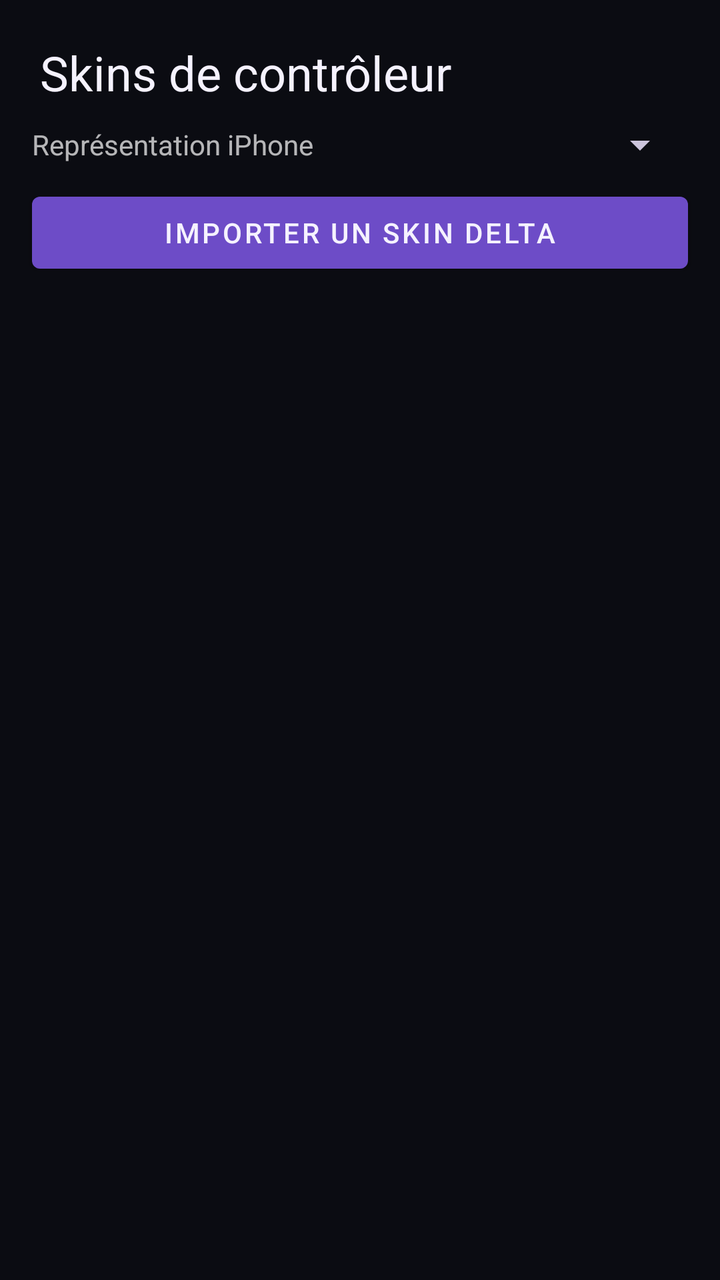
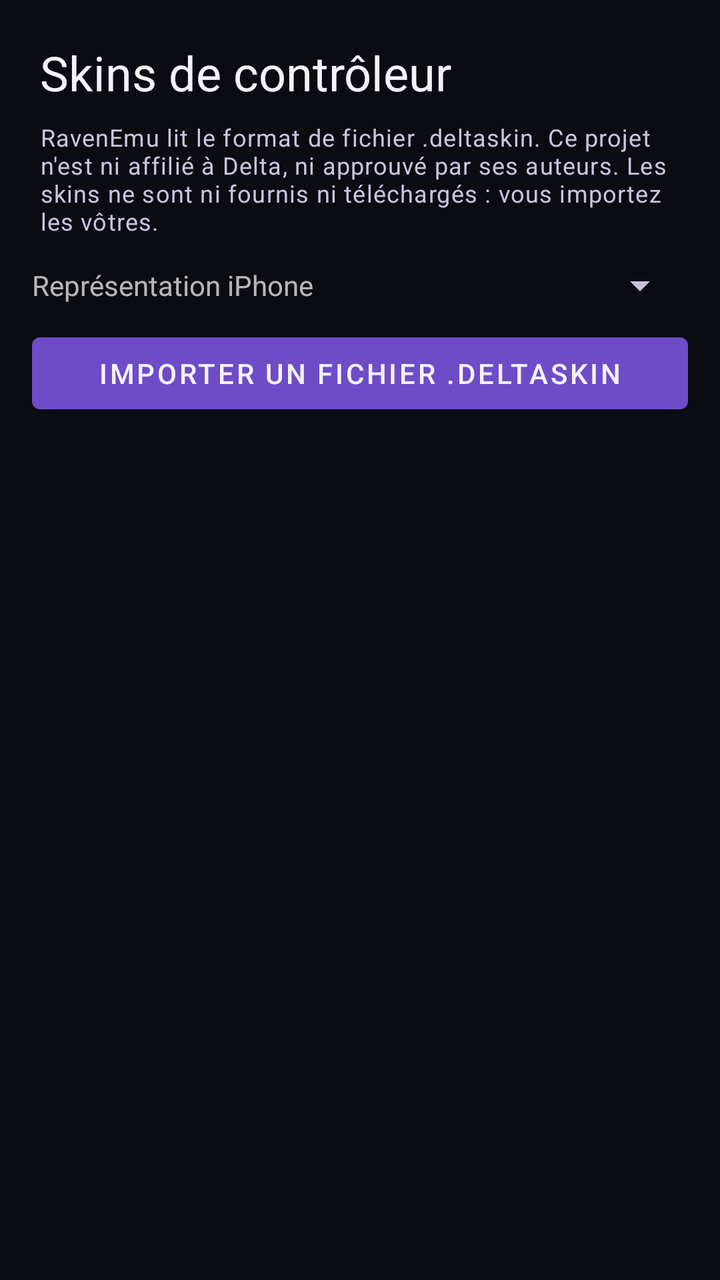

The first picture is an Android layout as it rendered before a commit; the second is the same layout after the commit. The layout source and the unified diff follow.
<!-- AndroidManifest.xml: application theme Theme.RavenEmu -->
<!-- res/layout/activity_controller_skins.xml -->
<?xml version="1.0" encoding="utf-8"?>
<LinearLayout xmlns:android="http://schemas.android.com/apk/res/android"
    android:layout_width="match_parent"
    android:layout_height="match_parent"
    android:orientation="vertical">

    <TextView
        android:layout_width="match_parent"
        android:layout_height="wrap_content"
        android:paddingHorizontal="20dp"
        android:paddingTop="20dp"
        android:paddingBottom="8dp"
        android:text="@string/delta_skins_title"
        android:textAppearance="?attr/textAppearanceHeadline5" />

    <LinearLayout
        android:layout_width="match_parent"
        android:layout_height="wrap_content"
        android:gravity="center_vertical"
        android:orientation="horizontal"
        android:paddingHorizontal="16dp">

        <TextView
            android:layout_width="0dp"
            android:layout_height="wrap_content"
            android:layout_weight="1"
            android:text="@string/delta_skins_mode" />

        <Spinner
            android:id="@+id/deltaSkinMode"
            android:layout_width="wrap_content"
            android:layout_height="wrap_content" />
    </LinearLayout>

    <Button
        android:id="@+id/deltaSkinImport"
        android:layout_width="match_parent"
        android:layout_height="wrap_content"
        android:layout_marginHorizontal="16dp"
        android:layout_marginVertical="8dp"
        android:text="@string/delta_skins_import" />

    <ProgressBar
        android:id="@+id/deltaSkinProgress"
        style="?android:attr/progressBarStyleHorizontal"
        android:layout_width="match_parent"
        android:layout_height="3dp"
        android:indeterminate="true"
        android:visibility="gone" />

    <androidx.recyclerview.widget.RecyclerView
        android:id="@+id/deltaSkinList"
        android:layout_width="match_parent"
        android:layout_height="0dp"
        android:layout_weight="1"
        android:clipToPadding="false"
        android:paddingBottom="24dp" />
</LinearLayout>
<!-- resources referenced by this layout -->
<resources>
  <string name="delta_skins_import">Importer un skin Delta</string>
  <string name="delta_skins_mode">Représentation iPhone</string>
  <string name="delta_skins_title">Skins de contrôleur</string>
  <style name="Theme.RavenEmu" parent="Theme.MaterialComponents.NoActionBar">
          <item name="colorPrimary">@color/raven_primary</item>
          <item name="colorPrimaryVariant">@color/raven_primary_dark</item>
          <item name="colorOnPrimary">@color/raven_text_primary</item>
          <item name="colorSecondary">@color/raven_accent</item>
          <item name="colorSecondaryVariant">@color/raven_primary</item>
          <item name="colorOnSecondary">@color/raven_on_accent</item>
          <item name="colorSurface">@color/raven_surface</item>
          <item name="colorOnSurface">@color/raven_text_primary</item>
          <item name="colorOnBackground">@color/raven_text_primary</item>
  
          <item name="android:windowBackground">@color/raven_background</item>
          <item name="android:colorBackground">@color/raven_background</item>
          <item name="android:statusBarColor">@color/raven_primary_dark</item>
          <item name="android:navigationBarColor">@color/raven_primary_dark</item>
          <item name="android:windowLightStatusBar">false</item>
  
          <item name="android:textColorPrimary">@color/raven_text_primary</item>
          <item name="android:textColorSecondary">@color/raven_text_secondary</item>
          <item name="colorControlActivated">@color/raven_accent</item>
          <item name="colorControlNormal">@color/raven_text_secondary</item>
          <item name="colorControlHighlight">@color/raven_ripple</item>
      </style>
  <color name="raven_primary">#6D4CC7</color>
  <color name="raven_primary_dark">#090A0F</color>
  <color name="raven_text_primary">#F5F2FF</color>
  <color name="raven_accent">#A78BFA</color>
  <color name="raven_on_accent">#160F24</color>
  <color name="raven_surface">#161821</color>
  <color name="raven_background">#0B0C12</color>
  <color name="raven_text_secondary">#CBC4DC</color>
  <color name="raven_ripple">#33A78BFA</color>
</resources>

<!-- the commit's change to res/layout/activity_controller_skins.xml (unified diff, before → after) -->
@@ -12,6 +12,14 @@
         android:paddingBottom="8dp"
         android:text="@string/delta_skins_title"
         android:textAppearance="?attr/textAppearanceHeadline5" />
+
+    <TextView
+        android:layout_width="match_parent"
+        android:layout_height="wrap_content"
+        android:paddingHorizontal="20dp"
+        android:paddingBottom="12dp"
+        android:text="@string/delta_skins_compatibility"
+        android:textAppearance="?attr/textAppearanceCaption" />
 
     <LinearLayout
         android:layout_width="match_parent"
<!-- resource entries referenced after the edit -->
@@ -1,6 +1,7 @@
 <!-- resources referenced by this layout -->
 <resources>
-  <string name="delta_skins_import">Importer un skin Delta</string>
+  <string name="delta_skins_compatibility">RavenEmu lit le format de fichier .deltaskin. Ce projet n\'est ni affilié à Delta, ni approuvé par ses auteurs. Les skins ne sont ni fournis ni téléchargés : vous importez les vôtres.</string>
+  <string name="delta_skins_import">Importer un fichier .deltaskin</string>
   <string name="delta_skins_mode">Représentation iPhone</string>
   <string name="delta_skins_title">Skins de contrôleur</string>
   <style name="Theme.RavenEmu" parent="Theme.MaterialComponents.NoActionBar">
